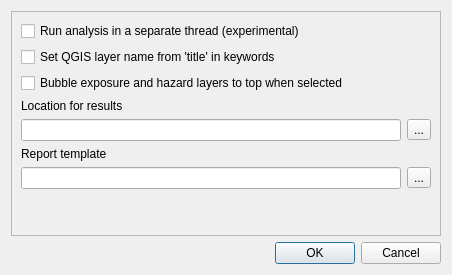
inasafe/inasafe, file gui/ui_riaboptions.ui: the form before one commit.
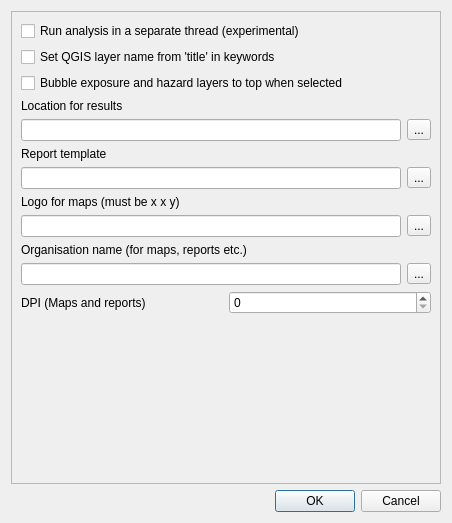
The form after the commit.

Commit message: Added some more potential options do options dialog

Diff of the .ui file:
```diff
--- a/gui/ui_riaboptions.ui
+++ b/gui/ui_riaboptions.ui
@@ -7,7 +7,7 @@
     <x>0</x>
     <y>0</y>
     <width>452</width>
-    <height>275</height>
+    <height>523</height>
    </rect>
   </property>
   <property name="windowTitle">
@@ -35,25 +35,25 @@
         <x>0</x>
         <y>0</y>
         <width>432</width>
-        <height>222</height>
+        <height>470</height>
        </rect>
       </property>
       <layout class="QGridLayout" name="gridLayout_2">
-       <item row="0" column="0" colspan="2">
+       <item row="0" column="0">
         <widget class="QCheckBox" name="checkBox">
          <property name="text">
           <string>Run analysis in a separate thread (experimental)</string>
          </property>
         </widget>
        </item>
-       <item row="1" column="0" colspan="2">
+       <item row="1" column="0">
         <widget class="QCheckBox" name="checkBox_2">
          <property name="text">
           <string>Set QGIS layer name from 'title' in keywords</string>
          </property>
         </widget>
        </item>
-       <item row="2" column="0" colspan="2">
+       <item row="2" column="0">
         <widget class="QCheckBox" name="checkBox_3">
          <property name="text">
           <string>Bubble exposure and hazard layers to top when selected</string>
@@ -67,7 +67,7 @@
          </property>
         </widget>
        </item>
-       <item row="4" column="0" colspan="2">
+       <item row="4" column="0">
         <layout class="QHBoxLayout" name="horizontalLayout_2">
          <item>
           <widget class="QLineEdit" name="lineEdit"/>
@@ -88,7 +88,7 @@
          </property>
         </widget>
        </item>
-       <item row="6" column="0" colspan="2">
+       <item row="6" column="0">
         <layout class="QHBoxLayout" name="horizontalLayout">
          <item>
           <widget class="QLineEdit" name="lineEdit_2"/>
@@ -102,7 +102,63 @@
          </item>
         </layout>
        </item>
-       <item row="7" column="1">
+       <item row="7" column="0">
+        <widget class="QLabel" name="label_3">
+         <property name="text">
+          <string>Logo for maps (must be x x y) </string>
+         </property>
+        </widget>
+       </item>
+       <item row="8" column="0">
+        <layout class="QHBoxLayout" name="horizontalLayout_3">
+         <item>
+          <widget class="QLineEdit" name="lineEdit_3"/>
+         </item>
+         <item>
+          <widget class="QToolButton" name="toolButton_3">
+           <property name="text">
+            <string>...</string>
+           </property>
+          </widget>
+         </item>
+        </layout>
+       </item>
+       <item row="9" column="0">
+        <widget class="QLabel" name="label_4">
+         <property name="text">
+          <string>Organisation name (for maps, reports etc.)</string>
+         </property>
+        </widget>
+       </item>
+       <item row="10" column="0">
+        <layout class="QHBoxLayout" name="horizontalLayout_4">
+         <item>
+          <widget class="QLineEdit" name="lineEdit_4"/>
+         </item>
+         <item>
+          <widget class="QToolButton" name="toolButton_4">
+           <property name="text">
+            <string>...</string>
+           </property>
+          </widget>
+         </item>
+        </layout>
+       </item>
+       <item row="11" column="0">
+        <layout class="QHBoxLayout" name="horizontalLayout_5">
+         <item>
+          <widget class="QLabel" name="label_5">
+           <property name="text">
+            <string>DPI (Maps and reports)</string>
+           </property>
+          </widget>
+         </item>
+         <item>
+          <widget class="QSpinBox" name="spinBox"/>
+         </item>
+        </layout>
+       </item>
+       <item row="12" column="0">
         <spacer name="verticalSpacer">
          <property name="orientation">
           <enum>Qt::Vertical</enum>
```
